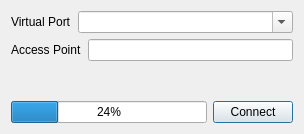
Qt form maindialog.ui (pavelrangelov/ComToWiFi) before a commit.
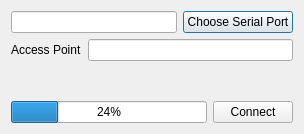
The same form after that commit.

Commit message: Add settings dialog

```diff
--- a/maindialog.ui
+++ b/maindialog.ui
@@ -15,21 +15,21 @@
   </property>
   <layout class="QVBoxLayout" name="verticalLayout">
    <item>
-    <layout class="QFormLayout" name="formLayout">
-     <item row="0" column="0">
-      <widget class="QLabel" name="labelVirtualPort">
-       <property name="text">
-        <string>Virtual Port</string>
-       </property>
-      </widget>
-     </item>
-     <item row="0" column="1">
-      <widget class="QComboBox" name="comboVirtualPort">
-       <property name="editable">
+    <layout class="QHBoxLayout" name="horizontalLayout_2">
+     <item>
+      <widget class="QLineEdit" name="editSerialPort">
+       <property name="readOnly">
         <bool>true</bool>
        </property>
       </widget>
      </item>
+     <item>
+      <widget class="QPushButton" name="btnSerialPort">
+       <property name="text">
+        <string>Choose Serial Port</string>
+       </property>
+      </widget>
+     </item>
     </layout>
    </item>
    <item>
```
Left out of the diff: 9 changed lines with no effect on the pictures. The commit also changes 7 other files.
